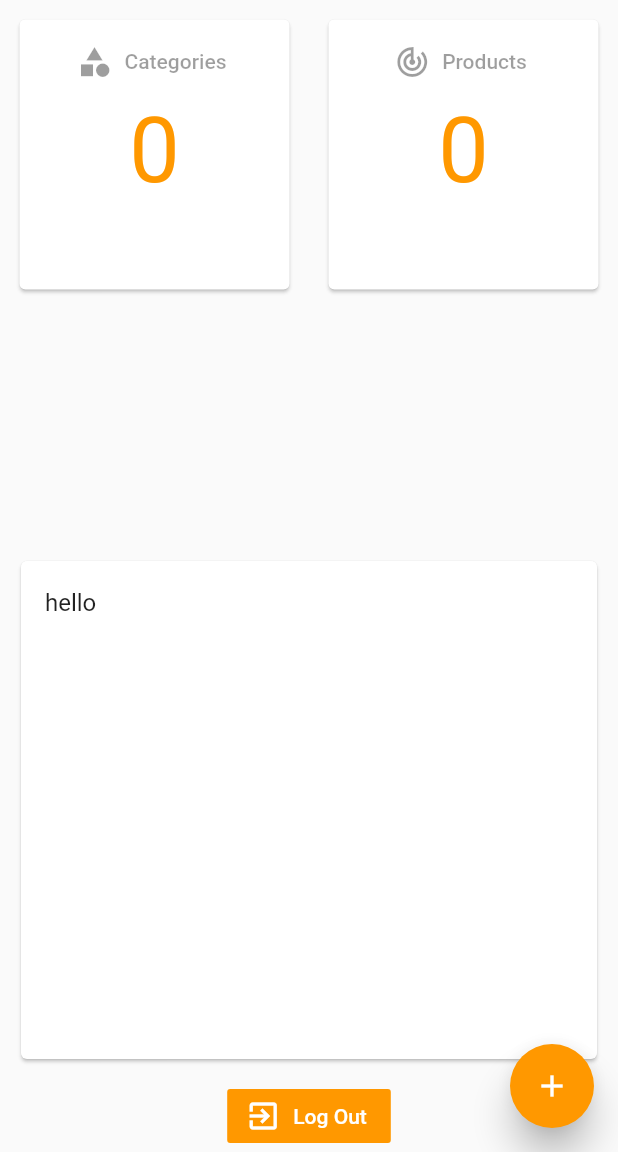
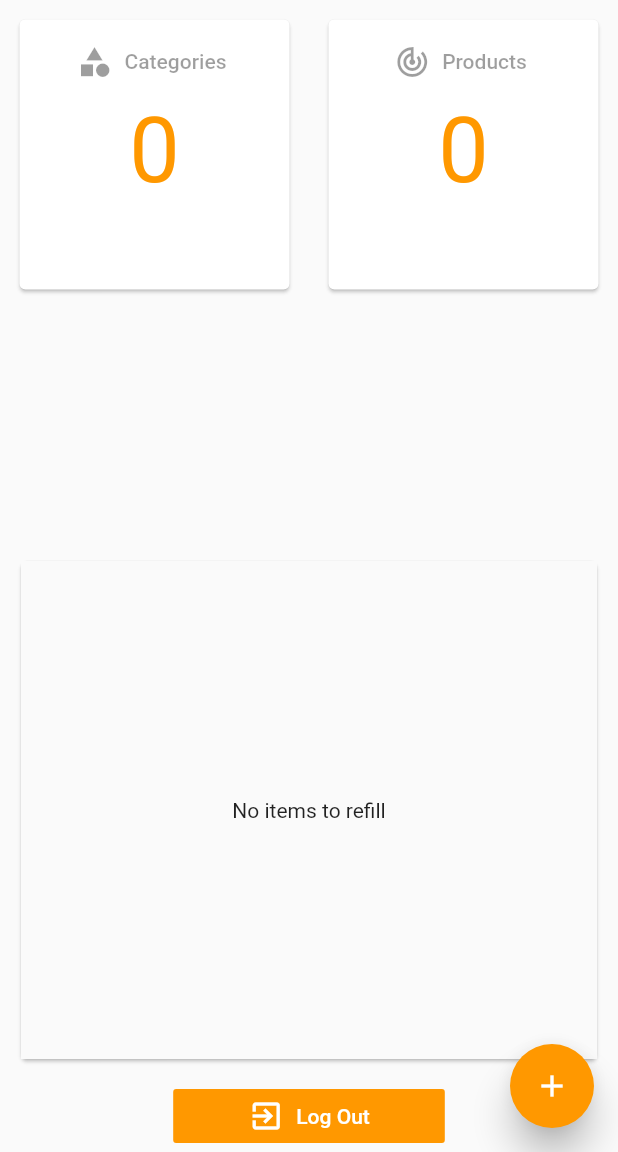
Before and after one commit to NetraGhaisas/OSL, a Flutter app: the Admin screen opened by its route, after a tap on "Products", after a tap on "Dashboard", on a phone screen of 412 x 824 dp, the part 84-1236 px from its top. Run offline on Flutter 3.47's test engine with Material 2 defaults, Android fonts, the phone set to English and light mode, and no system bars; our stand-ins replace carousel_pro, cloud_firestore, firebase_auth, firebase_storage, flutter_login, fluttertoast and 3 more; accounts and stored records are empty.

Commit message:
Refills module done

```diff
--- a/lib/adminhome.dart
+++ b/lib/adminhome.dart
@@ -3,6 +3,7 @@ import 'package:flutter/material.dart';
 import 'package:fluttertoast/fluttertoast.dart';
 import 'package:hello_world/Pages/auth.dart';
 import 'package:hello_world/db/product.dart';
+import 'package:hello_world/product_view_details.dart';
 import 'package:hello_world/productlist.dart';
 import 'db/category.dart';
 import 'registerproduct.dart';
@@ -236,13 +237,14 @@ class _AdminState extends State<Admin> {
             ),
             Expanded(
               child: Padding(
-                  padding: EdgeInsets.all(10.0),
-                  child: Card(
-                      child: ListTile(
-                    title: Text('hello'),
-                  ))),
+                padding: EdgeInsets.all(10.0),
+                child: Card(
+                  child: RefillList(),
+                ),
+              ),
             ),
             FlatButton.icon(
+              padding: EdgeInsets.symmetric(horizontal: 50),
               onPressed: () => _logOut(context),
               icon: Icon(Icons.exit_to_app),
               label: Text('Log Out'),
@@ -367,3 +369,112 @@ class _AdminState extends State<Admin> {
   //   });
   // }
 }
+
+class RefillList extends StatefulWidget {
+  @override
+  _RefillListState createState() => _RefillListState();
+}
+
+class _RefillListState extends State<RefillList> {
+  String uid;
+  Future _data;
+
+  Future getRefill() async {
+    uid = await Auth.getUID();
+    // var firestore = Firestore.instance;
+    ProductService ps = ProductService();
+    return ps.getRefillProducts(uid);
+    // QuerySnapshot qn =
+    //     await firestore.collection('users/' + uid + '/products').getDocuments();
+    // return qn.documents;
+  }
+
+  @override
+  void initState() {
+    super.initState();
+
+    _data = getRefill();
+  }
+
+  @override
+  Widget build(BuildContext context) {
+    return Scaffold(
+        body: FutureBuilder(
+            future: _data,
+            builder: (_, snapshot) {
+              if (snapshot.connectionState == ConnectionState.waiting) {
+                return Center(
+                  child: CircularProgressIndicator(),
+                );
+              } else {
+                if (snapshot.data.length == 0)
+                  return Container(
+                      child: Center(
+                    child: Text('No items to refill'),
+                  ));
+                else
+                  return ListView.builder(
+                      itemCount: snapshot.data.length,
+                      shrinkWrap: true,
+                      itemBuilder: (_, index) {
+                        return Padding(
+                          padding: const EdgeInsets.symmetric(
+                              horizontal: 10.0, vertical: 10.0),
+                          child: InkWell(
+                              onTap: () => Navigator.of(context).push(
+                                  MaterialPageRoute(
+                                      builder: (context) =>
+                                          new ProductViewDetail(
+                                            //passing the values of product grid view to product view details
+                                            product_detail_id:
+                                                snapshot.data[index].data['id'],
+                                            product_detail_name: snapshot
+                                                .data[index].data['name'],
+                                            product_detail_price: snapshot
+                                                .data[index].data['price'],
+                                            product_detail_picture: snapshot
+                                                .data[index].data['picture'],
+                                            product_detail_quantity: snapshot
+                                                .data[index].data['quantity'],
+                                            product_detail_date: snapshot
+                                                .data[index].data['date'],
+                                            product_detail_category: snapshot
+                                                .data[index].data['category'],
+                                            product_detail_threshold: snapshot
+                                                .data[index].data['threshold'],
+                                          ))),
+                              child: Container(
+                                height: 150.0,
+                                child: GridTile(
+                                  child: Container(
+                                    padding: EdgeInsets.all(10.0),
+                                    color: Colors.orange[50],
+                                    //child: Image.asset('images/c3.jpg'),
+                                    child: Image.network(
+                                        snapshot.data[index].data['picture']),
+                                  ),
+                                  footer: Container(
+                                      color: Colors.orange[50],
+                                      child: ListTile(
+                                        title: Text(
+                                            snapshot.data[index].data['name'],
+                                            style: TextStyle(
+                                                fontWeight: FontWeight.bold)),
+                                        trailing: Text('Refill needed! '+
+                                          snapshot.data[index].data['quantity']
+                                                  .toString() +
+                                              ' units left',
+                                          style: TextStyle(
+                                            color: Colors.red,
+                                            fontWeight: FontWeight.w800,
+                                          ),
+                                        ),
+                                      )),
+                                ),
+                              )),
+                        );
+                      });
+              }
+            }));
+  }
+}
--- a/lib/db/product.dart
+++ b/lib/db/product.dart
@@ -16,7 +16,7 @@ class ProductService {
     var id = Uuid();
     String productId = id.v1();
     String ref = 'users/' + uid + '/products';
-
+    bool refill = (quantity - threshold <= 0) ? true : false;
     _firestore.collection(ref).document(productId).setData({
       'name': productName,
       'id': productId,
@@ -26,6 +26,7 @@ class ProductService {
       'picture': image,
       'date': date,
       'threshold': threshold,
+      'refillNeeded': refill,
     });
   }
 
@@ -39,9 +40,10 @@ class ProductService {
       String image,
       String date,
       int threshold}) {
-        print(uid);
+    print(uid);
     String ref = 'users/' + uid + '/products';
 
+    bool refill = (quantity - threshold <= 0) ? true : false;
     _firestore.collection(ref).document(productId).setData({
       'name': productName,
       'id': productId,
@@ -51,6 +53,7 @@ class ProductService {
       'picture': image,
       'date': date,
       'threshold': threshold,
+      'refillNeeded': refill,
     });
   }
 
@@ -72,4 +75,15 @@ class ProductService {
       return snaps.documents;
     });
   }
+
+  Future<List<DocumentSnapshot>> getRefillProducts(String uid) {
+    return _firestore
+        .collection('users/' + uid + '/products')
+        .where('refillNeeded', isEqualTo: true)
+        .getDocuments()
+        .then((snaps) {
+      print('SNAPS refills $snaps');
+      return snaps.documents;
+    });
+  }
 }
```
Also changed, not shown: lib/productlist.dart (+10 -3 lines).
